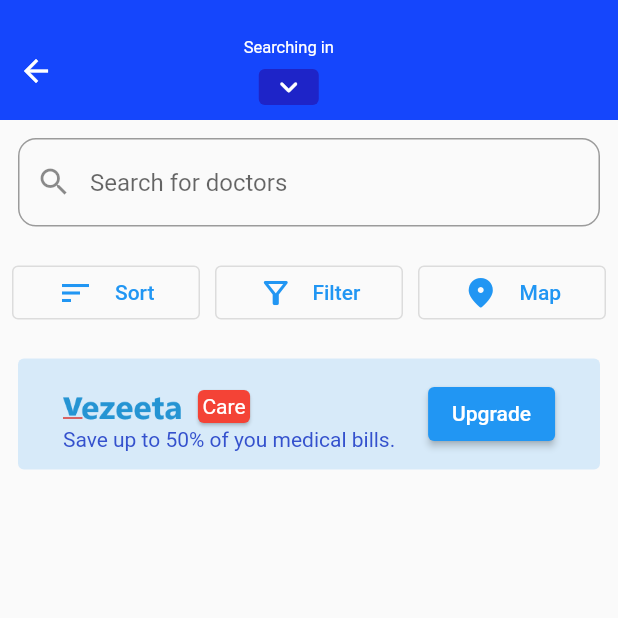
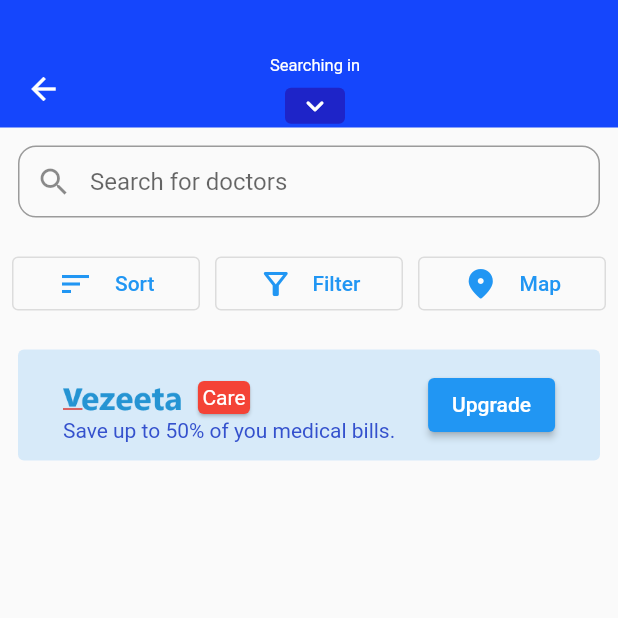
Before and after one commit to shady00s/vezeeta-flutter-clone, a Flutter app: the DocotorsListPage screen opened directly with empty values, on a phone screen of 412 x 824 dp, the top half of it. Run offline on Flutter 3.47's test engine with Material 2 defaults, Android fonts, the phone set to English and light mode, and no system bars.

Commit message:
edited clinic visit page

```diff
--- a/lib/view/pages/subPages/doctorsResultPage.dart
+++ b/lib/view/pages/subPages/doctorsResultPage.dart
@@ -17,50 +17,58 @@
     return Scaffold(
 
       body: Column(
+
         children: [
           // customized app bar
-          InkWell(child: DecoratedBox(
-            decoration:BoxDecoration(
-              color: ColorManager.appBarColor,
-            ),
-            child: SizedBox(
-              height: 80,
+          DecoratedBox(decoration: BoxDecoration(color: ColorManager.appBarColor)
+          ,child: SizedBox(
+              height: 85,
               child: Padding(
-                padding: const EdgeInsets.only(top: 15.0),
+                padding: const EdgeInsets.only(top: 35.0,left: 5,right: 45),
                 child: Row(
-                  crossAxisAlignment: CrossAxisAlignment.center,
+                  crossAxisAlignment:CrossAxisAlignment.start ,
                   mainAxisAlignment: MainAxisAlignment.start,
                   children: [
                     IconButton(icon: Icon(Icons.arrow_back,color: Colors.white,),onPressed: ()=>Navigator.pop(context),),
-                    SizedBox(width: (MediaQuery.of(context).size.width /3.6),),
+                    Spacer(),
 
-                    Column(
+                    InkWell(
+                      child:Column(
                         mainAxisAlignment: MainAxisAlignment.center,
+                        crossAxisAlignment: CrossAxisAlignment.center,
                         children: [
                           Text("Searching in",style: TextStyle(fontSize: 11,color: Colors.white),),
                           SizedBox(height: 8,),
-                        Card(
+                          SizedBox(
+                            child: Card(
                               margin: EdgeInsets.zero,
                               elevation: 0,
                               color: Color.fromRGBO(33, 22, 179, 0.7137254901960784),
 
                               child: Padding(
-                            padding: const EdgeInsets.symmetric(horizontal: 8.0,vertical: 0),
+                                padding: const EdgeInsets.symmetric(horizontal: 8.0),
                                 child: Row(
+                                    mainAxisAlignment: MainAxisAlignment.start,
                                   children: [
                                     Text(widget.cityName,style: TextStyle(fontSize: 12,color: Colors.white),),
                                     Icon(Icons.keyboard_arrow_down_rounded,color: Colors.white,)
                                   ],
                                 ),
                               ),
+                            ),
                           )
                         ],
-                    ),
+                      )
+                      ,onTap: ()=>Navigator.push(context, MaterialPageRoute(builder: (context)=>SelectCityPage())),
+                    )
+                    ,Spacer()
                   ],
                 ),
               ),
             ),
-          ),onTap: ()=>Navigator.push(context, MaterialPageRoute(builder: (context)=>SelectCityPage())),)
+          )
+
+
 
           // search
           ,TextFormWidget(),
--- a/lib/view/reuseable_widgets/textForm.dart
+++ b/lib/view/reuseable_widgets/textForm.dart
@@ -15,6 +15,7 @@
       child: TextFormField(
 
         decoration: InputDecoration(
+          contentPadding:EdgeInsets.zero,
           prefixIcon: Icon(Icons.search,),
           hintText: "Search for doctors",
           border:OutlineInputBorder(
```
Lines whose indentation alone changed are shown as unchanged.
